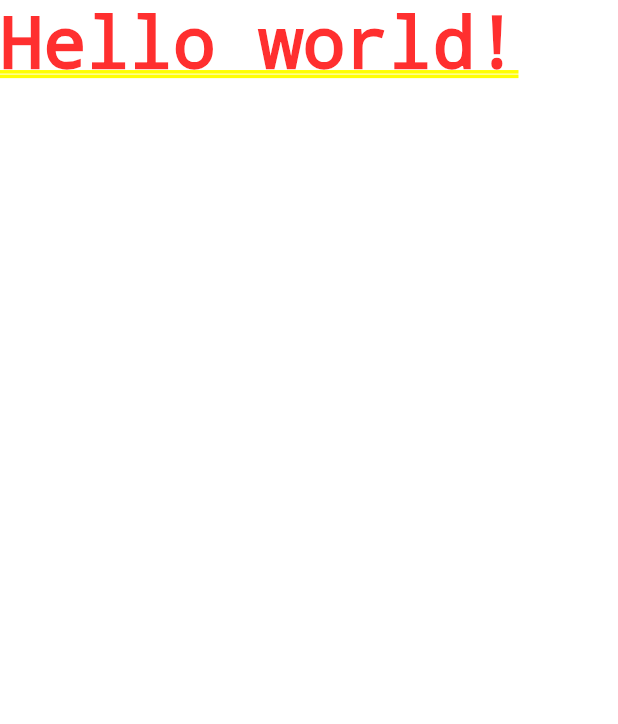
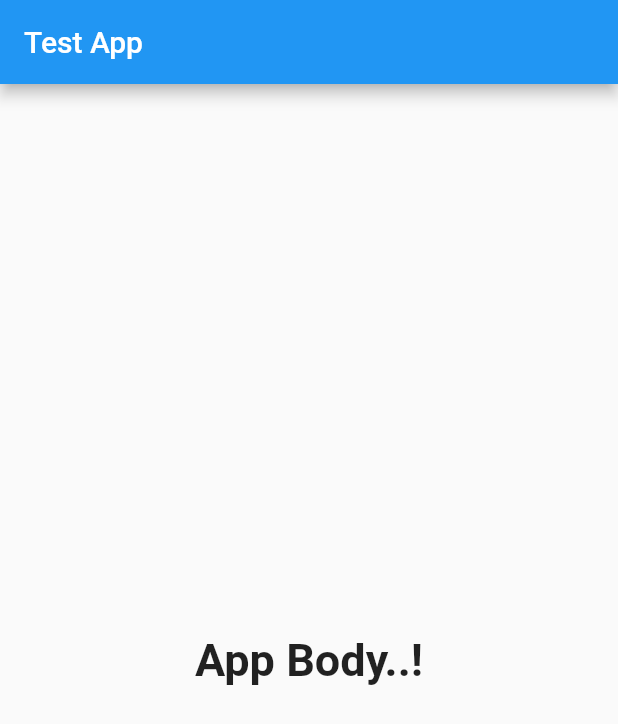
Before and after one commit to khimasanka/Flatter-app, a Flutter app: the screen it shows after launch, on a phone screen of 412 x 824 dp. Shown: the top 724 px of the screen. Run offline on Flutter 3.47's test engine with Material 2 defaults, Android fonts, the phone set to English and light mode, and no system bars.

Commit message:
create app bar

```diff
--- a/lib/main.dart
+++ b/lib/main.dart
@@ -1,14 +1,29 @@
 import 'package:flutter/material.dart';
 
-main() {
-  runApp(MyApp());
+void main() {
+  runApp(const MyApp());
 }
 
 class MyApp extends StatelessWidget {
+  const MyApp({super.key});
+
   @override
   Widget build(BuildContext context) {
     return MaterialApp(
-      home: Text('Hello world!')
+      home: Scaffold(
+        appBar: AppBar(
+          title: const Text("Test App"),
+        ),
+        body: const Center(
+          child: Text(
+            "App Body..!",
+            style: TextStyle(
+              fontSize: 30.0,
+              fontWeight: FontWeight.bold,
+            ),
+          ),
+        ),
+      ),
     );
   }
 }
```
